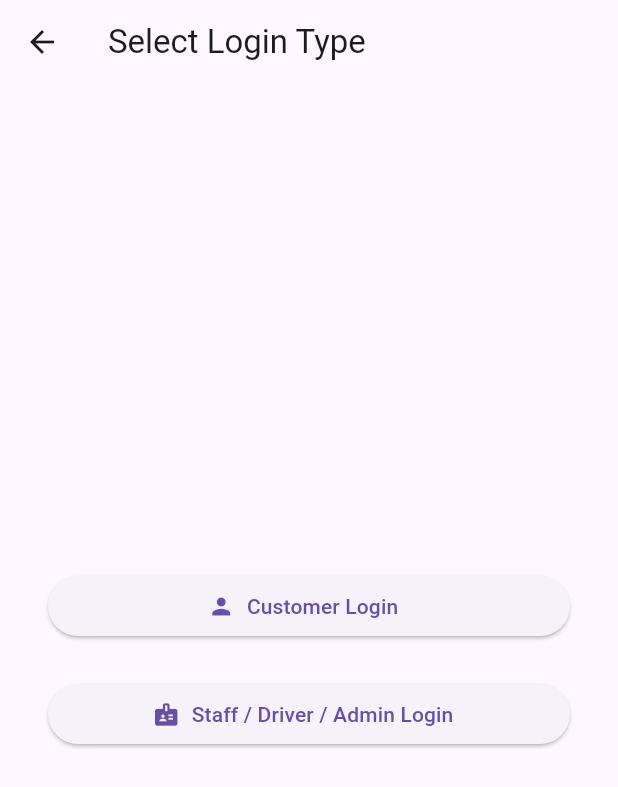
After one commit to covyDC/mta_water_delivery, a Flutter app: the LoginSelectorPage screen opened directly, on a phone screen of 412 x 824 dp. The commit adds this screen. Shown: the top 787 px of the screen. Run offline on Flutter 3.47's test engine with Material 3 defaults, Android fonts, the phone set to English and light mode, and no system bars; our stand-ins replace cloud_firestore, firebase_auth, firebase_core, firebase_storage, google_maps_flutter, google_sign_in and 1 more; accounts and stored records are empty.

```diff
--- /dev/null
+++ b/lib/screens/auth/login_selector.dart
@@ -0,0 +1,51 @@
+import 'package:flutter/material.dart';
+import 'package:mta_water_delivery/screens/auth/login.dart';
+import 'package:mta_water_delivery/screens/auth/admin_login.dart';
+
+class LoginSelectorPage extends StatelessWidget {
+  const LoginSelectorPage({super.key});
+
+  @override
+  Widget build(BuildContext context) {
+    return Scaffold(
+      appBar: AppBar(title: const Text('Select Login Type')),
+      body: Center(
+        child: Padding(
+          padding: const EdgeInsets.all(32.0),
+          child: Column(
+            mainAxisAlignment: MainAxisAlignment.center,
+            children: [
+              SizedBox(
+                width: double.infinity,
+                child: ElevatedButton.icon(
+                  icon: const Icon(Icons.person),
+                  label: const Text('Customer Login'),
+                  onPressed: () {
+                    Navigator.push(
+                      context,
+                      MaterialPageRoute(builder: (_) => const LoginPage()),
+                    );
+                  },
+                ),
+              ),
+              const SizedBox(height: 24),
+              SizedBox(
+                width: double.infinity,
+                child: ElevatedButton.icon(
+                  icon: const Icon(Icons.badge),
+                  label: const Text('Staff / Driver / Admin Login'),
+                  onPressed: () {
+                    Navigator.push(
+                      context,
+                      MaterialPageRoute(builder: (_) => const AdminLoginPage()),
+                    );
+                  },
+                ),
+              ),
+            ],
+          ),
+        ),
+      ),
+    );
+  }
+}
```
Also changed, not shown: lib/screens/auth/login.dart (+20 -95 lines).
